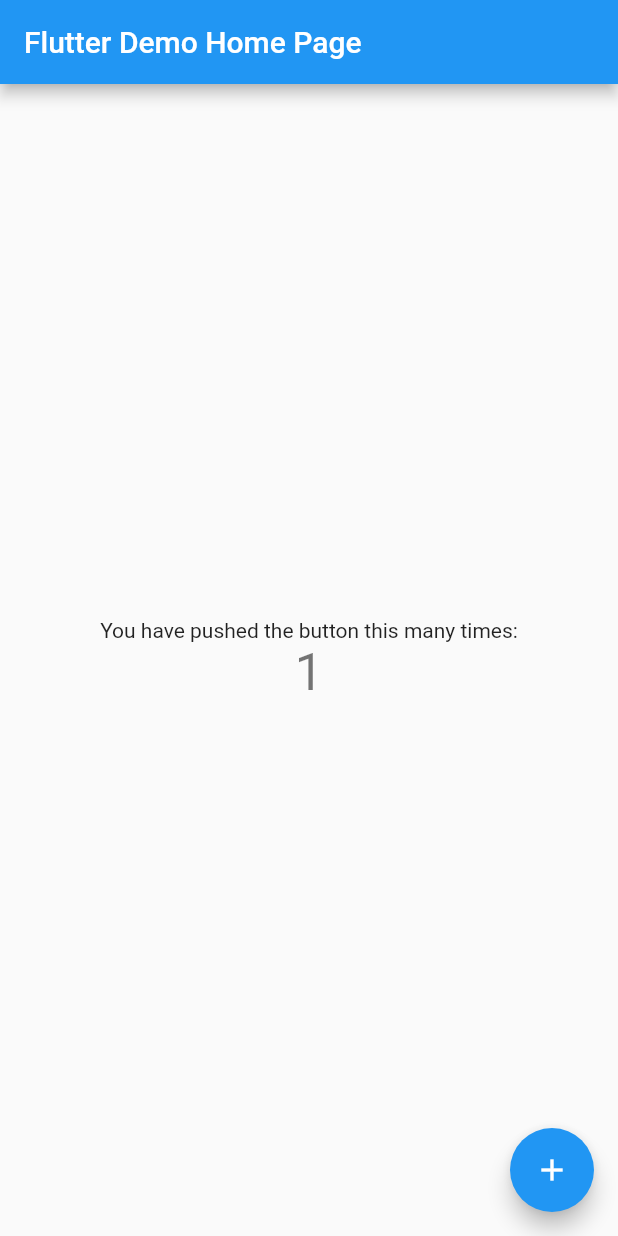
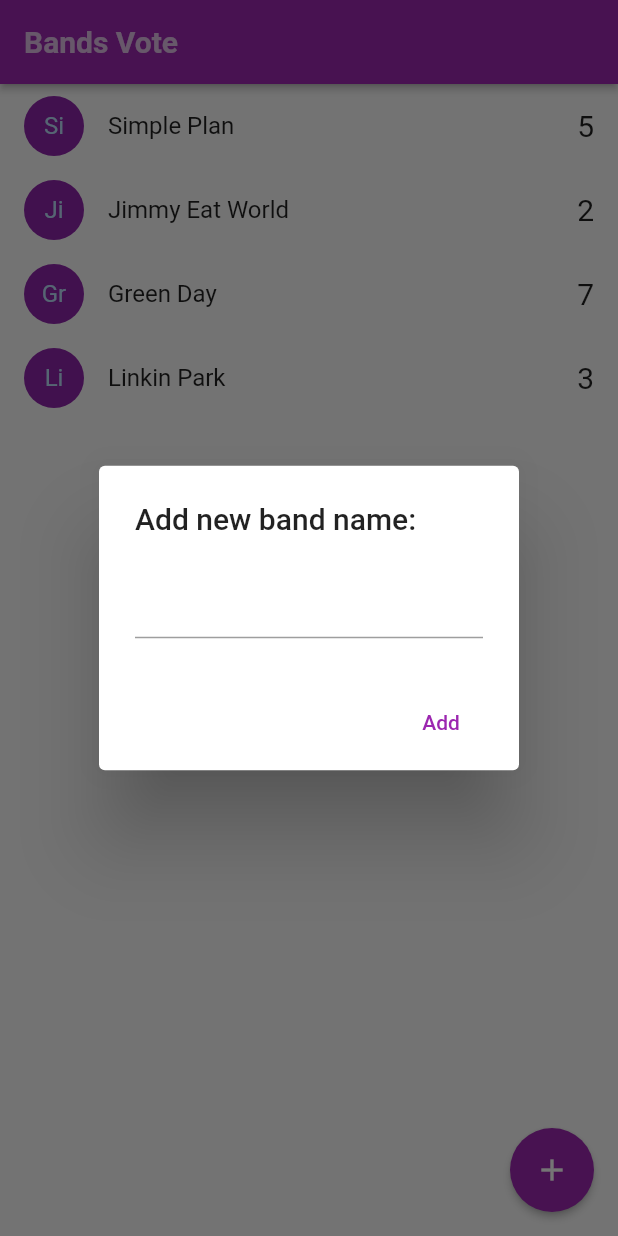
Before and after one commit to laft17s/bands_vote_app_flutter, a Flutter app: the screen it shows after launch, after a tap on the "add" icon, on a phone screen of 412 x 824 dp. Run offline on Flutter 3.47's test engine with Material 2 defaults, Android fonts, the phone set to English and light mode, and no system bars.

Commit message:
UI Design

```diff
--- a/lib/main.dart
+++ b/lib/main.dart
@@ -1,115 +1,20 @@
+import 'package:bands_vote_app/screens/home.dart';
 import 'package:flutter/material.dart';
 
-void main() {
-  runApp(const MyApp());
-}
+void main() => runApp(const MyApp());
 
 class MyApp extends StatelessWidget {
   const MyApp({Key? key}) : super(key: key);
 
-  // This widget is the root of your application.
   @override
   Widget build(BuildContext context) {
     return MaterialApp(
-      title: 'Flutter Demo',
-      theme: ThemeData(
-        // This is the theme of your application.
-        //
-        // Try running your application with "flutter run". You'll see the
-        // application has a blue toolbar. Then, without quitting the app, try
-        // changing the primarySwatch below to Colors.green and then invoke
-        // "hot reload" (press "r" in the console where you ran "flutter run",
-        // or simply save your changes to "hot reload" in a Flutter IDE).
-        // Notice that the counter didn't reset back to zero; the application
-        // is not restarted.
-        primarySwatch: Colors.blue,
-      ),
-      home: const MyHomePage(title: 'Flutter Demo Home Page'),
+      debugShowCheckedModeBanner: false,
+      title: 'Bands Vote App',
+      initialRoute: 'home',
+      routes: {
+        'home': (_) => const HomePage(),
+      },
     );
   }
 }
-
-class MyHomePage extends StatefulWidget {
-  const MyHomePage({Key? key, required this.title}) : super(key: key);
-
-  // This widget is the home page of your application. It is stateful, meaning
-  // that it has a State object (defined below) that contains fields that affect
-  // how it looks.
-
-  // This class is the configuration for the state. It holds the values (in this
-  // case the title) provided by the parent (in this case the App widget) and
-  // used by the build method of the State. Fields in a Widget subclass are
-  // always marked "final".
-
-  final String title;
-
-  @override
-  State<MyHomePage> createState() => _MyHomePageState();
-}
-
-class _MyHomePageState extends State<MyHomePage> {
-  int _counter = 0;
-
-  void _incrementCounter() {
-    setState(() {
-      // This call to setState tells the Flutter framework that something has
-      // changed in this State, which causes it to rerun the build method below
-      // so that the display can reflect the updated values. If we changed
-      // _counter without calling setState(), then the build method would not be
-      // called again, and so nothing would appear to happen.
-      _counter++;
-    });
-  }
-
-  @override
-  Widget build(BuildContext context) {
-    // This method is rerun every time setState is called, for instance as done
-    // by the _incrementCounter method above.
-    //
-    // The Flutter framework has been optimized to make rerunning build methods
-    // fast, so that you can just rebuild anything that needs updating rather
-    // than having to individually change instances of widgets.
-    return Scaffold(
-      appBar: AppBar(
-        // Here we take the value from the MyHomePage object that was created by
-        // the App.build method, and use it to set our appbar title.
-        title: Text(widget.title),
-      ),
-      body: Center(
-        // Center is a layout widget. It takes a single child and positions it
-        // in the middle of the parent.
-        child: Column(
-          // Column is also a layout widget. It takes a list of children and
-          // arranges them vertically. By default, it sizes itself to fit its
-          // children horizontally, and tries to be as tall as its parent.
-          //
-          // Invoke "debug painting" (press "p" in the console, choose the
-          // "Toggle Debug Paint" action from the Flutter Inspector in Android
-          // Studio, or the "Toggle Debug Paint" command in Visual Studio Code)
-          // to see the wireframe for each widget.
-          //
-          // Column has various properties to control how it sizes itself and
-          // how it positions its children. Here we use mainAxisAlignment to
-          // center the children vertically; the main axis here is the vertical
-          // axis because Columns are vertical (the cross axis would be
-          // horizontal).
-          mainAxisAlignment: MainAxisAlignment.center,
-          children: <Widget>[
-            const Text(
-              'You have pushed the button this many times:',
-            ),
-            Text(
-              '$_counter',
-              style: Theme.of(context).textTheme.headline4,
-            ),
-          ],
-        ),
-      ),
-      floatingActionButton: FloatingActionButton(
-        onPressed: _incrementCounter,
-        tooltip: 'Increment',
-        child: const Icon(Icons.add),
-      ), // This trailing comma makes auto-formatting nicer for build methods.
-    );
-  }
-}
--- /dev/null
+++ b/lib/models/band.dart
@@ -0,0 +1,22 @@
+// ignore: slash_for_doc_comments
+/**
+ * Band Model
+ */
+
+class Band {
+  String bandId;
+  String bandName;
+  int bandCount;
+
+  Band({
+    required this.bandId,
+    required this.bandName,
+    required this.bandCount,
+  });
+
+  factory Band.fromMap(Map<String, dynamic> obj) => Band(
+        bandId: obj['bandId'],
+        bandName: obj['bandName'],
+        bandCount: obj['bandCount'],
+      );
+}
--- /dev/null
+++ b/lib/screens/home.dart
@@ -0,0 +1,170 @@
+// Dart imports
+import 'dart:io';
+
+// Packages Flutter
+import 'package:flutter/cupertino.dart';
+import 'package:flutter/material.dart';
+
+// Packages Project
+import 'package:bands_vote_app/models/band.dart';
+
+class HomePage extends StatefulWidget {
+  const HomePage({Key? key}) : super(key: key);
+
+  @override
+  _HomePageState createState() => _HomePageState();
+}
+
+class _HomePageState extends State<HomePage> {
+  // Bands Mock
+
+  List<Band> bands = [
+    Band(bandId: '1', bandName: 'Simple Plan', bandCount: 5),
+    Band(bandId: '2', bandName: 'Jimmy Eat World', bandCount: 2),
+    Band(bandId: '3', bandName: 'Green Day', bandCount: 7),
+    Band(bandId: '4', bandName: 'Linkin Park', bandCount: 3),
+  ];
+
+  @override
+  Widget build(BuildContext context) {
+    return Scaffold(
+      appBar: AppBar(
+        title: const Text(
+          'Bands Vote',
+          style: TextStyle(
+            color: Colors.white70,
+            fontWeight: FontWeight.bold,
+          ),
+        ),
+        backgroundColor: Colors.purple,
+        elevation: 2,
+      ),
+      body: ListView.builder(
+        itemCount: bands.length,
+        itemBuilder: (BuildContext context, int index) =>
+            _bandTile(bands[index]),
+      ),
+      floatingActionButton: FloatingActionButton(
+        child: const Icon(Icons.add),
+        backgroundColor: Colors.purple,
+        elevation: 2,
+        // ignore: avoid_print
+        onPressed: addNewBand,
+      ),
+    );
+  }
+
+  Widget _bandTile(Band band) {
+    return Dismissible(
+      key: Key(band.bandId),
+      direction: DismissDirection.startToEnd,
+      // ignore: avoid_print
+      onDismissed: (direction) => print(
+          'Dismiss Direction: $direction\nBand Name: ${band.bandName}\nBand Id: ${band.bandId}'),
+      background: Container(
+        color: Colors.red,
+        child: Row(
+          mainAxisAlignment: MainAxisAlignment.center,
+          crossAxisAlignment: CrossAxisAlignment.center,
+          children: const <Widget>[
+            Icon(
+              Icons.delete_sweep_rounded,
+              color: Colors.white,
+            ),
+            SizedBox(
+              width: 10.0,
+            ),
+            Text(
+              'Delete Band...',
+              style: TextStyle(
+                color: Colors.white,
+              ),
+            ),
+          ],
+        ),
+      ),
+      child: ListTile(
+        leading: CircleAvatar(
+          child: Text(
+            band.bandName.substring(0, 2),
+          ),
+          backgroundColor: Colors.purple[600],
+        ),
+        title: Text(band.bandName),
+        trailing: Text(
+          '${band.bandCount}',
+          style: const TextStyle(
+            fontSize: 20.0,
+          ),
+        ),
+        // ignore: avoid_print
+        onTap: () => print(band.bandName),
+      ),
+    );
+  }
+
+  addNewBand() {
+    final textController = TextEditingController();
+
+    if (Platform.isAndroid) {
+      return showDialog(
+        context: context,
+        builder: (context) {
+          return AlertDialog(
+            title: const Text('Add new band name:'),
+            content: TextField(
+              controller: textController,
+            ),
+            actions: <Widget>[
+              MaterialButton(
+                child: const Text('Add'),
+                textColor: Colors.purple,
+                elevation: 5,
+                // ignore: avoid_print
+                onPressed: () => addBandToList(textController.text),
+              ),
+            ],
+          );
+        },
+      );
+    }
+
+    showCupertinoDialog(
+      context: context,
+      builder: (_) {
+        return CupertinoAlertDialog(
+          title: const Text('Add new band name:'),
+          content: CupertinoTextField(
+            controller: textController,
+          ),
+          actions: <Widget>[
+            CupertinoDialogAction(
+              isDefaultAction: true,
+              child: const Text('Add'),
+              // ignore: avoid_print
+              onPressed: () => addBandToList(textController.text),
+            ),
+            CupertinoDialogAction(
+              isDestructiveAction: true,
+              child: const Text('Dismiss'),
+              // ignore: avoid_print
+              onPressed: () => Navigator.pop(context),
+            ),
+          ],
+        );
+      },
+    );
+  }
+
+  void addBandToList(String name) {
+    if (name.length > 1) {
+      // TODO: 'add Band name to database'
+      bands.add(
+        Band(bandId: DateTime.now().toString(), bandName: name, bandCount: 0),
+      );
+      setState(() {});
+    }
+
+    Navigator.pop(context);
+  }
+}
```
